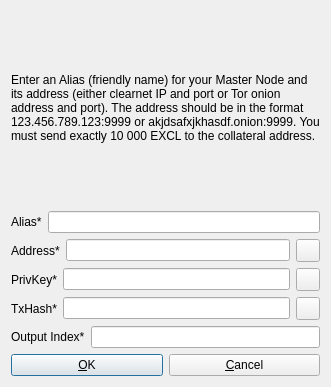
Before: the Qt Designer form src/qt/forms/addeditadrenalinenode.ui in exclfork/ExclusiveCoin, drawn with Qt 5.
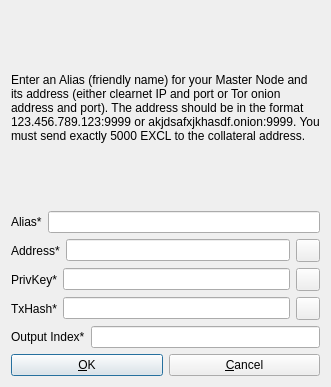
After: the same form once the commit is applied. Icons and pictures are not drawn.

Commit message: change masternode dialogs to reflect correct collateral payment amount

```diff
--- a/src/qt/forms/addeditadrenalinenode.ui
+++ b/src/qt/forms/addeditadrenalinenode.ui
@@ -26,7 +26,7 @@
       </sizepolicy>
      </property>
      <property name="text">
-      <string>&lt;html&gt;&lt;head/&gt;&lt;body&gt;&lt;p&gt;Enter an Alias (friendly name) for your Master Node and its address (either clearnet IP and port or Tor onion address and port). The address should be in the format 123.456.789.123:9999 or akjdsafxjkhasdf.onion:9999. You must send exactly 10 000 EXCL to the collateral address.&lt;/p&gt;&lt;/body&gt;&lt;/html&gt;</string>
+      <string>&lt;html&gt;&lt;head/&gt;&lt;body&gt;&lt;p&gt;Enter an Alias (friendly name) for your Master Node and its address (either clearnet IP and port or Tor onion address and port). The address should be in the format 123.456.789.123:9999 or akjdsafxjkhasdf.onion:9999. You must send exactly 5000 EXCL to the collateral address.&lt;/p&gt;&lt;/body&gt;&lt;/html&gt;</string>
      </property>
      <property name="wordWrap">
       <bool>true</bool>
```
The commit also changes 1 other file.
